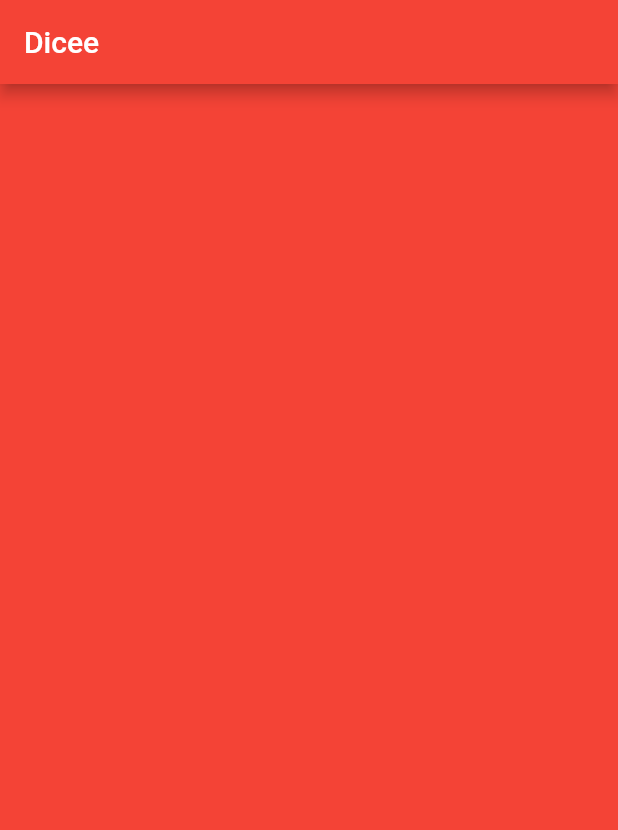
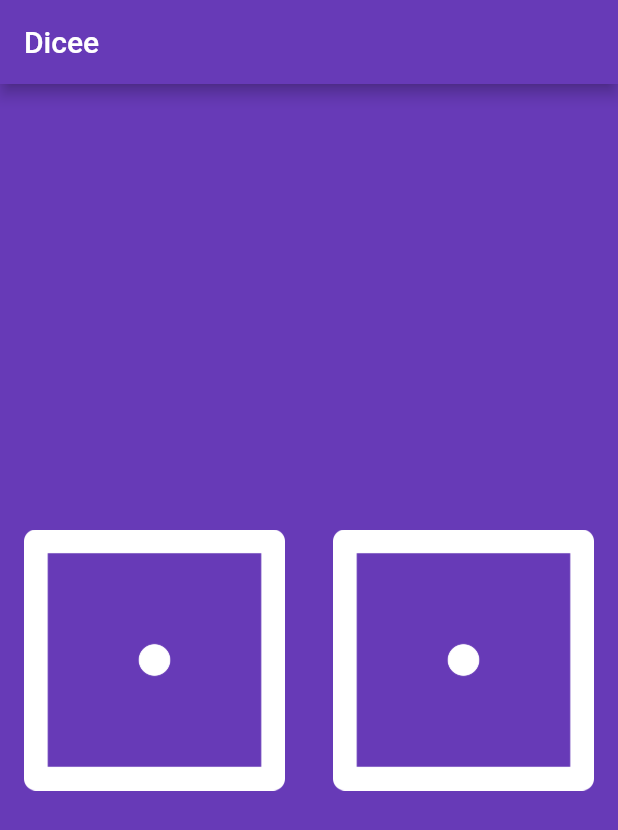
Before and after one commit to Dixikinz/dicee-flutter, a Flutter app: the screen it shows after launch, on a phone screen of 412 x 824 dp. Shown: the top 830 px of the screen. Run offline on Flutter 3.47's test engine with Material 2 defaults, Android fonts, the phone set to English and light mode, and no system bars.

Commit message:
End of lesson 56

```diff
--- a/lib/main.dart
+++ b/lib/main.dart
@@ -4,10 +4,10 @@ void main() {
   return runApp(
     MaterialApp(
       home: Scaffold(
-        backgroundColor: Colors.red,
+        backgroundColor: Colors.deepPurple,
         appBar: AppBar(
           title: Text('Dicee'),
-          backgroundColor: Colors.red,
+          backgroundColor: Colors.deepPurple,
         ),
         body: DicePage(),
       ),
@@ -18,6 +18,23 @@ void main() {
 class DicePage extends StatelessWidget {
   @override
   Widget build(BuildContext context) {
-    return Container();
+    return Center(
+      child: Row(
+        children: <Widget>[
+          Expanded(
+            child: Padding(
+              padding: const EdgeInsets.all(16.0),
+              child: Image.asset('images/dice1.png'),
+            ),
+          ),
+          Expanded(
+            child: Padding(
+              padding: const EdgeInsets.all(16.0),
+              child: Image.asset('images/dice1.png'),
+            ),
+          ),
+        ],
+      ),
+    );
   }
 }
```
Also changed, not shown: 1 other file.
